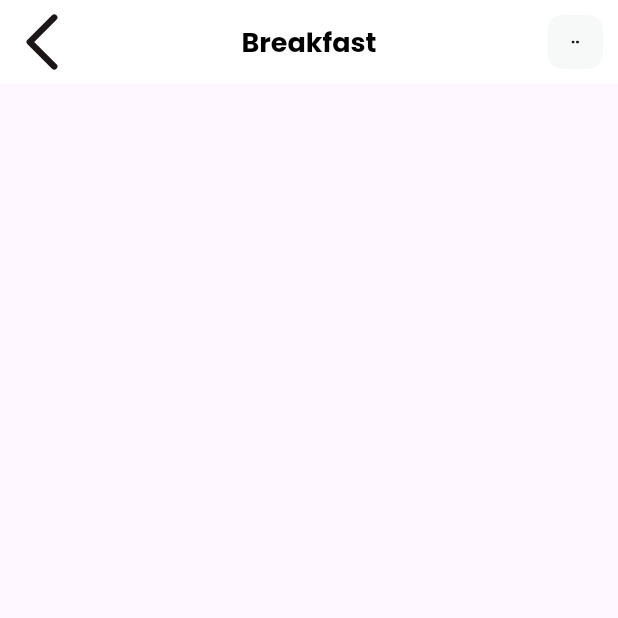
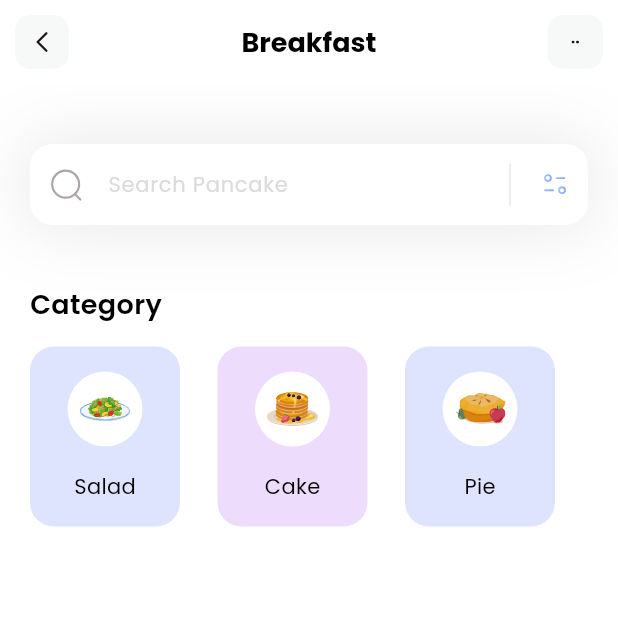
Before and after one commit to Ojas-Berdia23/fitness, a Flutter app: the screen it shows after launch, on a phone screen of 412 x 824 dp, the top half of it. Run offline on Flutter 3.47's test engine with Material 3 defaults, Android fonts, the phone set to English and light mode, and no system bars; our stand-ins replace flutter_svg.

Commit message:
Category Column

```diff
--- a/lib/main.dart
+++ b/lib/main.dart
@@ -14,7 +14,7 @@ class MyApp extends StatelessWidget {
     return MaterialApp(
       debugShowCheckedModeBanner: false,
       theme: ThemeData(fontFamily: 'Poppins'),
-      home: const HomePage(),
+      home: HomePage(),
     );
   }
 }
--- /dev/null
+++ b/lib/models/category_model.dart
@@ -0,0 +1,40 @@
+import 'dart:ui';
+
+class CategoryModel {
+  String name;
+  String iconPath;
+  Color boxColor;
+
+  CategoryModel({
+    required this.name,
+    required this.iconPath,
+    required this.boxColor,
+  });
+  static List<CategoryModel> getCategories() {
+    List<CategoryModel> categories = [];
+
+    categories.add(
+      CategoryModel(
+      name: 'Salad',
+      iconPath: 'assets/icons/plate.svg',
+      boxColor: Color(0xff92A3FD),
+      ),
+    );
+
+    categories.add(
+      CategoryModel(
+      name: 'Cake',
+      iconPath: 'assets/icons/pancakes.svg',
+      boxColor: Color(0xffC58BF2),
+      ),
+    );
+    categories.add(
+      CategoryModel(
+      name: 'Pie',
+      iconPath: 'assets/icons/pie.svg',
+      boxColor: Color(0xff92A3FD),
+      ),
+    );
+    return categories;
+  }
+}
--- a/lib/pages/home.dart
+++ b/lib/pages/home.dart
@@ -1,13 +1,156 @@
 import 'package:flutter/material.dart';
 import 'package:flutter_svg/flutter_svg.dart';
+import 'package:test_app/models/category_model.dart';
 
 class HomePage extends StatelessWidget {
-  const HomePage({super.key});
+  HomePage({super.key});
+  List<CategoryModel> categories = [];
+
+  void _getCategories() {
+    categories = CategoryModel.getCategories();
+  }
 
   @override
   Widget build(BuildContext context) {
+    _getCategories();
     return Scaffold(
-      appBar: AppBar(
+      appBar: appbar(),
+      backgroundColor: Colors.white,
+      body: Column(
+        crossAxisAlignment: CrossAxisAlignment.start,
+        children: [
+          _searchField(),
+          SizedBox(height: 40,),
+          _categoriesSection()
+        ],
+      ),
+    );
+  }
+
+  Column _categoriesSection() {
+    return Column(
+          crossAxisAlignment: CrossAxisAlignment.start,
+          children: [
+            Padding(
+              padding: const EdgeInsets.only(left: 20),
+              child: Text(
+                'Category',
+                style: TextStyle(
+                  color: Colors.black,
+                  fontSize: 18,
+                  fontWeight: FontWeight.w600,
+                ),
+              ),
+            ),
+            SizedBox(height: 15,),
+            Container(
+              height: 120,
+              child: ListView.separated(
+                itemCount: categories.length,
+                scrollDirection: Axis.horizontal,
+                padding: EdgeInsets.only(
+                    left: 20,
+                    right: 20
+                ),
+                separatorBuilder: (context, index) => SizedBox(width: 25,),
+                itemBuilder: (context, index) {
+                  return Container(
+                    width: 100,
+                    decoration: BoxDecoration(
+                      color: categories[index].boxColor.withOpacity(0.3),
+                      borderRadius: BorderRadius.circular(16),
+                    ),
+                    child: Column(
+                      mainAxisAlignment: MainAxisAlignment.spaceEvenly,
+                      children: [
+                        Container(
+                          width: 50,
+                          height: 50,
+                          decoration: BoxDecoration(
+                            color: Colors.white,
+                            shape: BoxShape.circle,
+                          ),
+                          child: Padding(
+                            padding: const EdgeInsets.all(8.0),
+                            child: SvgPicture.asset(categories[index].iconPath),
+                          )
+                        ),
+                        Text(
+                          categories[index].name,
+                          style: TextStyle(
+                            color: Colors.black,
+                            fontSize: 14,
+                            fontWeight: FontWeight.w400,
+                          ),
+                        )
+                      ],
+                    ),
+                  );
+                }
+              ),
+            )
+          ],
+        );
+  }
+
+  Container _searchField() {
+    return Container(
+          margin: EdgeInsets.only(top: 40, left: 20, right: 20),
+          decoration: BoxDecoration(
+            boxShadow: [
+              BoxShadow(
+                color: Color(0xff1D1617).withOpacity(0.11),
+                spreadRadius: 0.0,
+                blurRadius: 40
+              )
+            ]
+          ),
+          child: TextField(
+            decoration: InputDecoration(
+              filled: true,
+              fillColor: Colors.white,
+              contentPadding: EdgeInsets.all(15),
+              hintText: 'Search Pancake',
+              hintStyle: TextStyle(
+                color: Color(0xffDDDADA),
+                fontSize: 14,
+              ),
+              prefixIcon: Padding(
+                padding: const EdgeInsets.all(12.0),
+                child: SvgPicture.asset('assets/icons/Search.svg'),
+              ),
+              suffixIcon: Container(
+                width: 100,
+                child: IntrinsicHeight(
+                  child: Row(
+                    mainAxisAlignment: MainAxisAlignment.end,
+                    children: [
+                      VerticalDivider(
+                        color: Colors.black,
+                        indent: 10,
+                        endIndent: 10,
+                        thickness: 0.1,
+                      ),
+                      Padding(
+                        padding: const EdgeInsets.all(12.0),
+                        child: SvgPicture.asset('assets/icons/Filter.svg'),
+                      ),
+                    ],
+                  ),
+                ),
+              ),
+
+              border: OutlineInputBorder(
+                borderRadius: BorderRadius.circular(15),
+                borderSide: BorderSide.none,
+              )
+            ),
+          ),
+        );
+  }
+
+  AppBar appbar() {
+    return AppBar(
       title: const Text(
         'Breakfast',
         style: TextStyle(
@@ -21,37 +164,38 @@ class HomePage extends StatelessWidget {
       centerTitle: true,
       leading: GestureDetector(
         onTap: () {
-
+          // Add back navigation or any logic here
         },
-          margin: EdgeInsets.all(10),
+        child: Container(
+          margin: const EdgeInsets.all(10),
           alignment: Alignment.center,
+          decoration: BoxDecoration(
+            color: const Color(0xffF7F8F8),
+            borderRadius: BorderRadius.circular(10),
+          ),
           child: SvgPicture.asset(
             'assets/icons/Arrow - Left 2.svg',
             height: 20,
             width: 20,
           ),
+        ),
+      ),
+      actions: [
+        Container(
+          margin: const EdgeInsets.all(10),
+          alignment: Alignment.center,
+          width: 37,
           decoration: BoxDecoration(
             color: const Color(0xffF7F8F8),
             borderRadius: BorderRadius.circular(10),
           ),
-        ),
-        actions: [
-          Container(
-            margin: EdgeInsets.all(10),
-            alignment: Alignment.center,
-            width: 37,
           child: SvgPicture.asset(
             'assets/icons/dots.svg',
             height: 5,
             width: 5,
           ),
-            decoration: BoxDecoration(
-              color: const Color(0xffF7F8F8),
-              borderRadius: BorderRadius.circular(10),
         ),
-          )
       ],
-      ),
     );
   }
 }
--- a/pubspec.yaml
+++ b/pubspec.yaml
@@ -34,7 +34,7 @@ dependencies:
   # The following adds the Cupertino Icons font to your application.
   # Use with the CupertinoIcons class for iOS style icons.
   cupertino_icons: ^1.0.8
-  flutter_svg: ^1.1.6
+  flutter_svg: ^2.1.0
 
 dev_dependencies:
   flutter_test:
```
Also changed, not shown: assets/icons/Filter.svg (added), assets/icons/Search.svg (added), assets/icons/blueberry-pancake.svg (added), assets/icons/button.svg (added), assets/icons/canai-bread.svg (added), assets/icons/honey-pancakes.svg (added), assets/icons/orange-snacks.svg (added), assets/icons/pancakes.svg (added), assets/icons/pie.svg (added), assets/icons/plate.svg (added), assets/icons/salmon-nigiri.svg (added), pubspec.lock. Lines whose indentation alone changed are shown as unchanged.
